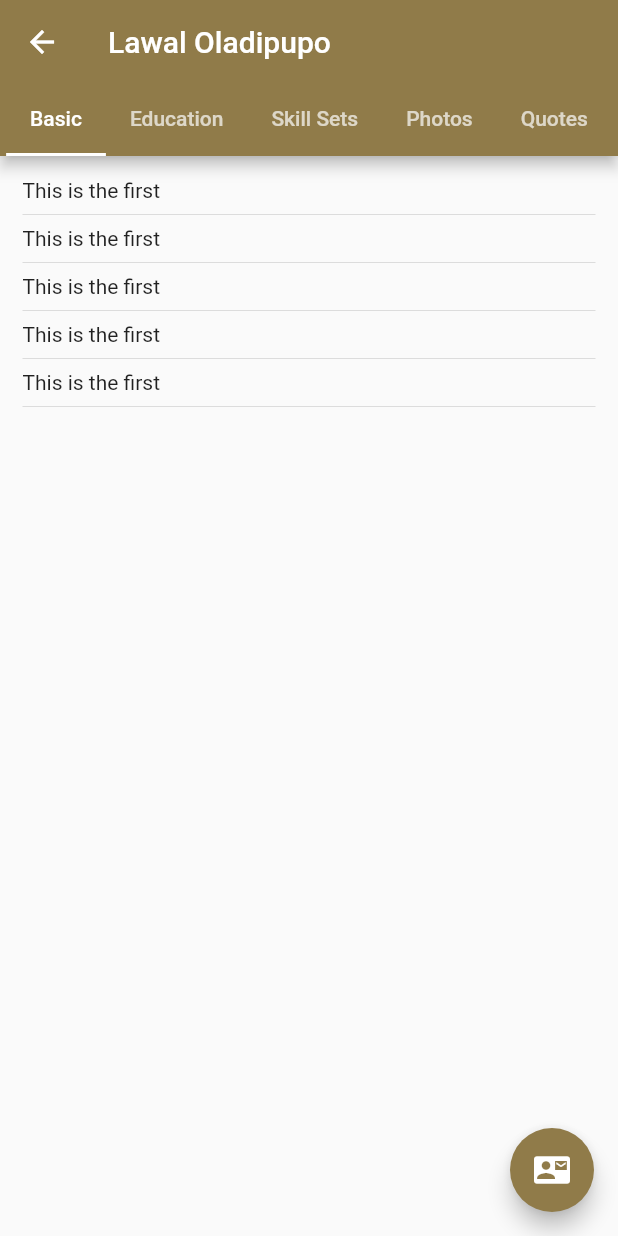
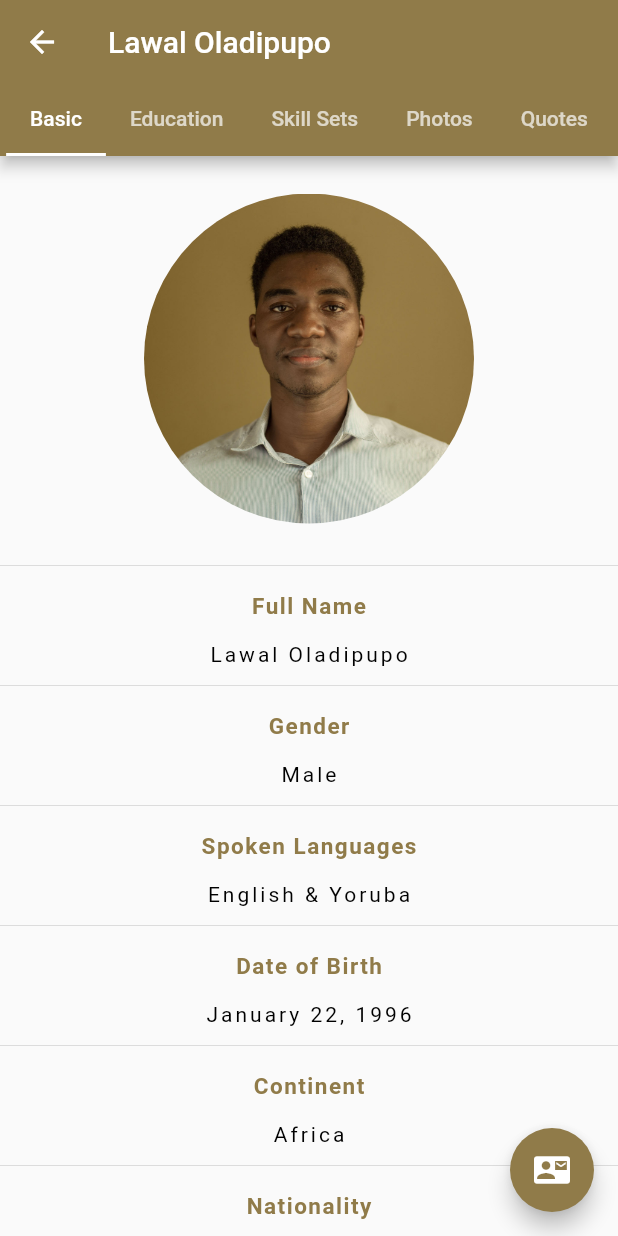
Before and after one commit to horlarme/lawal_oladipupo, a Flutter app: the FirstPage screen opened by its route, on a phone screen of 412 x 824 dp. Run offline on Flutter 3.47's test engine with Material 2 defaults, Android fonts, the phone set to English and light mode, and no system bars; missing offline and left inert: countdown.

Commit message:
Added few informations to basic tab

```diff
--- /dev/null
+++ b/lib/config/Colors.dart
@@ -0,0 +1,4 @@
+import 'package:flutter/material.dart';
+
+Color ascentColor = Color.fromRGBO(144, 123, 73, 1);
+Color textColor = Colors.black;
--- a/lib/screens/TabViews/BasicProfileTabView.dart
+++ b/lib/screens/TabViews/BasicProfileTabView.dart
@@ -1,5 +1,6 @@
 import 'package:flutter/material.dart';
 import 'package:lawal_oladipupo/widgets/CustomCircularLoading.dart';
+import 'package:lawal_oladipupo/widgets/ProfileRow.dart';
 
 class BasicProfileTabView extends StatefulWidget {
   @override
@@ -10,16 +11,23 @@ class _BasicProfileTabView extends State<BasicProfileTabView> {
   bool _loading = true;
 
   List<Widget> _data = [
-    Text("This is the first"),
-    Text("This is the first"),
-    Text("This is the first"),
-    Text("This is the first"),
-    Text("This is the first"),
-    Text("This is the first"),
-    Text("This is the first"),
-    Text("This is the first"),
-    Text("This is the first"),
-    Text("This is the first"),
+    Padding(
+      padding: EdgeInsets.all(20),
+      child: ClipOval(
+          child: Image.asset(
+            'assets/images/lawal.jpeg',
+            width: 220,
+            height: 220,
+            fit: BoxFit.cover,
+          )),
+    ),
+    ProfileRow("Full Name", "Lawal Oladipupo"),
+    ProfileRow("Gender", "Male"),
+    ProfileRow("Spoken Languages", "English & Yoruba"),
+    ProfileRow("Date of Birth", "January 22, 1996"),
+    ProfileRow("Continent", "Africa"),
+    ProfileRow("Nationality", "Nigeria"),
+    ProfileRow("State of Origin", "Oyo State"),
   ];
 
   @override
@@ -36,12 +44,12 @@ class _BasicProfileTabView extends State<BasicProfileTabView> {
     } else {
       return ListView.builder(
           shrinkWrap: true,
-          padding: const EdgeInsets.all(15),
+          padding: const EdgeInsets.symmetric(vertical: 5, horizontal: 0),
           itemCount: _data.length,
           itemBuilder: (BuildContext context, int index) {
-            if (index.isOdd) return Divider();
-
-            return _data[index];
+            return Column(
+              children: <Widget>[_data[index], new Divider()],
+            );
           });
     }
   }
--- /dev/null
+++ b/lib/widgets/ProfileRow.dart
@@ -0,0 +1,38 @@
+import 'package:flutter/material.dart';
+import 'package:flutter/widgets.dart';
+import '../config/Colors.dart';
+
+class ProfileRow extends StatelessWidget {
+  final String label;
+  final String value;
+
+  ProfileRow(this.label, this.value, {Key key});
+
+  @override
+  Widget build(BuildContext context) {
+    return Column(
+      crossAxisAlignment: CrossAxisAlignment.center,
+      children: <Widget>[
+        Padding(
+            padding: EdgeInsets.all(10),
+            child: Text(label,
+                textAlign: TextAlign.start,
+                style: TextStyle(
+                  color: ascentColor,
+                  fontSize: 15,
+                  letterSpacing: 1,
+                  fontWeight: FontWeight.bold,
+                ))),
+        Padding(
+            padding: EdgeInsets.all(5),
+            child: Text(value,
+                textAlign: TextAlign.start,
+                style: TextStyle(
+                  color: textColor,
+                  letterSpacing: 2,
+                  fontSize: 14,
+                ))),
+      ],
+    );
+  }
+}
```
